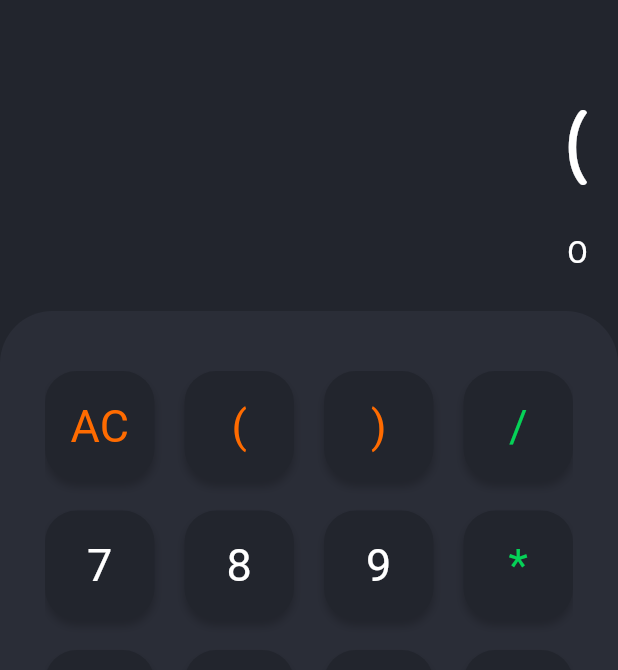
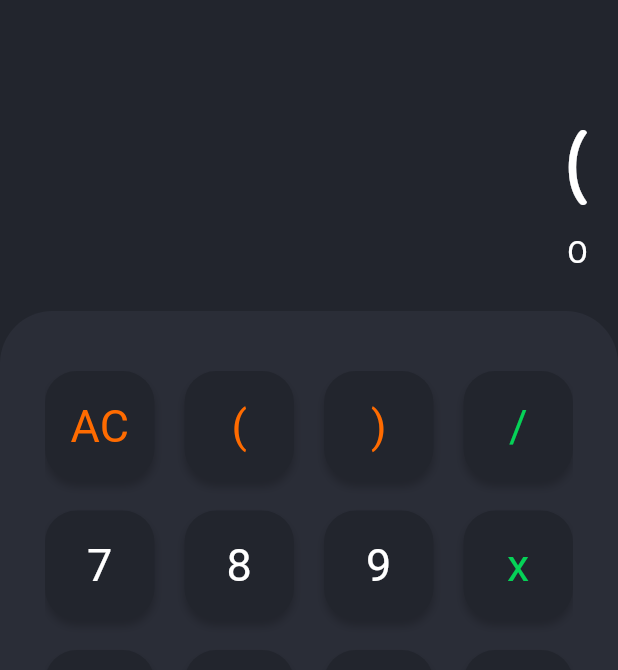
Before and after one commit to GoldenOkey-Nwala/flutter-calculator-old-code, a Flutter app: the screen it shows after launch, after a tap on an icon or button, on a phone screen of 412 x 824 dp. Shown: the part 157-827 px from the top of the screen. Run offline on Flutter 3.47's test engine with Material 2 defaults, Android fonts, the phone set to English and light mode, and no system bars; our stand-ins replace math_expressions.

Commit message:
Refactor code

```diff
--- a/lib/calculator_screen.dart
+++ b/lib/calculator_screen.dart
@@ -1,18 +1,18 @@
-import 'package:calculator/components/function.dart';
-import 'package:calculator/components/mediaquery.dart';
 import 'package:flutter/material.dart';
 
 import 'components/button_list.dart';
 import 'components/colors.dart';
+import 'components/function.dart';
+import 'components/mediaquery.dart';
 
 class CalculatorScreen extends StatefulWidget {
   const CalculatorScreen({super.key});
 
   @override
-  State<CalculatorScreen> createState() => _CalculatorScreenState();
+  State<CalculatorScreen> createState() => _NewScreenState();
 }
 
-class _CalculatorScreenState extends State<CalculatorScreen> {
+class _NewScreenState extends State<CalculatorScreen> {
   String userInput = "0", result = "0";
   double inputSize = 64, resultSize = 24;
   bool darkMode = true;
@@ -21,72 +21,84 @@ class _CalculatorScreenState extends State<CalculatorScreen> {
   Widget build(BuildContext context) {
     return Scaffold(
       backgroundColor: darkMode ? dark : white,
-      extendBodyBehindAppBar: true,
       appBar: AppBar(
-        backgroundColor: Colors.transparent, // darkMode ? dark : light,
         elevation: 0,
         centerTitle: true,
-        title: InkWell(
+        backgroundColor: darkMode ? dark : white,
+        title: Container(
+          padding: const EdgeInsets.all(10),
+          decoration: BoxDecoration(
+            color: darkMode ? lightDark : grey,
+            borderRadius: BorderRadius.circular(15),
+          ),
+          child: Row(
+            mainAxisAlignment: MainAxisAlignment.center,
+            mainAxisSize: MainAxisSize.min,
+            children: [
+              InkWell(
                 onTap: () {
                   setState(() {
-              darkMode = !darkMode;
+                    darkMode = false;
                   });
                 },
-          child: Container(
-            margin: const EdgeInsets.only(top: 20, left: 20),
-            // alignment: Alignment.center,
-            decoration: BoxDecoration(
-              borderRadius: BorderRadius.circular(10),
-              color: darkMode ? lightDark : grey,
-            ),
-            child: Row(
-              children: [
-                Icon(
-                  darkMode
-                      ? Icons.dark_mode_outlined
-                      : Icons.light_mode_rounded,
+                child: Icon(
+                  Icons.light_mode_rounded,
                   color: darkMode ? white : dark,
                 ),
+              ),
               widthSpace(20),
-                Icon(
-                  darkMode
-                      ? Icons.dark_mode_outlined
-                      : Icons.light_mode_rounded,
+              InkWell(
+                onTap: () {
+                  setState(() {
+                    darkMode = true;
+                  });
+                },
+                child: Icon(
+                  Icons.dark_mode_outlined,
                   color: darkMode ? white : dark,
+                ),
               ),
             ],
           ),
         ),
       ),
-      ),
       body: Column(
         children: [
-          SizedBox(
-            height: context.heightPercent(0.4),
-            child: SingleChildScrollView(
-              padding: const EdgeInsets.only(
-                top: 50,
-                left: 25,
-                right: 25,
-              ),
+          Expanded(
+            child: Padding(
+              padding: const EdgeInsets.all(20.0),
               child: Column(
                 mainAxisAlignment: MainAxisAlignment.end,
                 children: [
-                  Container(
+                  Expanded(
+                    flex: 2,
+                    child: Align(
                       alignment: Alignment.bottomRight,
+                      child: SingleChildScrollView(
+                        child: Container(
+                          alignment: Alignment.centerRight,
                           child: Text(
                             userInput,
                             style: TextStyle(
                               fontSize: inputSize,
-                        color: darkMode ? white : dark,
+                              //TODO Change the colors of the operations
+                              color: getUserInputColor(
+                                userInput,
+                                darkMode,
+                              ),
                               fontFamily: 'Baloo2',
                               letterSpacing: 0.01,
+                              height: 1,
                             ),
                           ),
                         ),
-                  heightSpace(20),
-                  Container(
-                    alignment: Alignment.bottomRight,
+                      ),
+                    ),
+                  ),
+                  Align(
+                    alignment: Alignment.centerRight,
+                    child: SingleChildScrollView(
+                      scrollDirection: Axis.horizontal,
                       child: Text(
                         result,
                         style: TextStyle(
@@ -94,6 +106,8 @@ class _CalculatorScreenState extends State<CalculatorScreen> {
                           color: darkMode ? white : dark,
                           fontFamily: 'Baloo2',
                           letterSpacing: 0.01,
+                          height: 102.53 / 64,
+                        ),
                       ),
                     ),
                   ),
@@ -102,8 +116,12 @@ class _CalculatorScreenState extends State<CalculatorScreen> {
             ),
           ),
           Expanded(
+            flex: 2,
             child: Container(
-              padding: const EdgeInsets.all(30),
+              padding: const EdgeInsets.symmetric(
+                vertical: 40,
+                horizontal: 30,
+              ),
               decoration: BoxDecoration(
                 color: darkMode ? lightDark : grey,
                 borderRadius: const BorderRadius.only(
@@ -112,15 +130,17 @@ class _CalculatorScreenState extends State<CalculatorScreen> {
                 ),
               ),
               child: GridView.builder(
+                physics: const NeverScrollableScrollPhysics(),
                 itemCount: buttonList.length,
                 gridDelegate: const SliverGridDelegateWithFixedCrossAxisCount(
                   crossAxisCount: 4,
-                    crossAxisSpacing: 12,
-                    mainAxisSpacing: 12,
+                  crossAxisSpacing: 20,
+                  mainAxisSpacing: 20,
                 ),
                 itemBuilder: (BuildContext context, int index) {
                   return customButton(buttonList[index]);
-                  }),
+                },
+              ),
             ),
           ),
         ],
@@ -130,12 +150,14 @@ class _CalculatorScreenState extends State<CalculatorScreen> {
 
   Widget customButton(text) {
     return InkWell(
-      onTap: () => setState(() {
+      onTap: () {
+        setState(() {
           handleButtons(text);
-      }),
-      child: Ink(
+        });
+      },
+      child: Container(
         decoration: BoxDecoration(
-            color: darkMode ? dark : null,
+          color: darkMode ? dark : white,
           borderRadius: BorderRadius.circular(21),
           boxShadow: [
             BoxShadow(
@@ -144,14 +166,14 @@ class _CalculatorScreenState extends State<CalculatorScreen> {
               blurRadius: 4,
               offset: const Offset(0, 4),
             ),
-            ]),
+          ],
+        ),
         child: Center(
           child: Text(
             text,
             style: TextStyle(
               color: getColor(text, darkMode),
               fontSize: 30,
-              // fontWeight: FontWeight.bold,
               fontFamily: 'Roboto',
             ),
           ),
@@ -160,8 +182,9 @@ class _CalculatorScreenState extends State<CalculatorScreen> {
     );
   }
 
-  handleButtons(String text) {
+  handleButtons(text) {
     if (text == "AC") {
+      // Clears all the input on the screen
       userInput = "0";
       result = "0";
       inputSize = 64;
@@ -172,9 +195,7 @@ class _CalculatorScreenState extends State<CalculatorScreen> {
       result = "0";
       inputSize = 64;
       resultSize = 24;
-      if (userInput == ".0") {
-        userInput = userInput.replaceAll(".0", "0");
-      }
+
       if (userInput.isNotEmpty) {
         userInput = userInput.substring(0, userInput.length - 1);
 
@@ -187,16 +208,20 @@ class _CalculatorScreenState extends State<CalculatorScreen> {
       }
     }
     if (text == "=") {
+      // Changes the reactions to math operation
+      userInput = userInput.replaceAll('x', '*');
+
+      // Does the math operation
       result = calculate(userInput);
       inputSize = 24;
       resultSize = 64;
 
-      if (userInput.endsWith(".0")) {
-        result = userInput.replaceAll(".0", "");
-        if (result == "") {
-          result = "0";
-        }
-        return;
+      // Changes the math operations back to good UI
+      userInput = userInput.replaceAll('*', 'x');
+
+      // Removes all the ".0" from the result.
+      if (result.toString().endsWith(".0")) {
+        result = int.parse(result.toString().replaceAll(".0", "")).toString();
       }
     } else {
       if (userInput == "0") {
--- a/lib/components/button_list.dart
+++ b/lib/components/button_list.dart
@@ -6,7 +6,7 @@ final List<String> buttonList = [
   "7",
   "8",
   "9",
-  "*",
+  "x",
   "4",
   "5",
   "6",
--- a/lib/components/function.dart
+++ b/lib/components/function.dart
@@ -16,7 +16,7 @@ getColor(String text, bool darkMode) {
   if (text == "AC" || text == "(" || text == ")") {
     return darkMode ? orange : green;
   }
-  if (text == "/" || text == "*" || text == "-" || text == "+" || text == "=") {
+  if (text == "/" || text == "x" || text == "-" || text == "+" || text == "=") {
     return darkMode ? green : orange;
   }
   return darkMode ? white : dark;
@@ -24,7 +24,7 @@ getColor(String text, bool darkMode) {
 
 getUserInputColor(String userInput, bool darkMode) {
   if (userInput.contains("/") ||
-      userInput.contains("*") ||
+      userInput.contains("x") ||
       userInput.contains("-") ||
       userInput.contains("+")) {
     return darkMode ? green : orange;
--- a/lib/main.dart
+++ b/lib/main.dart
@@ -1,6 +1,5 @@
-import 'package:calculator/new_screen.dart';
+import 'package:calculator/calculator_screen.dart';
 import 'package:flutter/material.dart';
-
 
 void main() {
   runApp(const MyApp());
@@ -16,7 +15,7 @@ class MyApp extends StatelessWidget {
       theme: ThemeData(
         primarySwatch: Colors.blue,
       ),
-      home: const NewScreen(),
+      home: const CalculatorScreen(),
     );
   }
 }
--- a/lib/new_screen.dart
+++ /dev/null
@@ -1,227 +0,0 @@
-import 'package:flutter/material.dart';
-
-import 'components/button_list.dart';
-import 'components/colors.dart';
-import 'components/function.dart';
-import 'components/mediaquery.dart';
-
-class NewScreen extends StatefulWidget {
-  const NewScreen({super.key});
-
-  @override
-  State<NewScreen> createState() => _NewScreenState();
-}
-
-class _NewScreenState extends State<NewScreen> {
-  String userInput = "0", result = "0";
-  double inputSize = 64, resultSize = 24;
-  bool darkMode = true;
-
-  @override
-  Widget build(BuildContext context) {
-    return Scaffold(
-      backgroundColor: darkMode ? dark : white,
-      appBar: AppBar(
-        elevation: 0,
-        centerTitle: true,
-        backgroundColor: darkMode ? dark : white,
-        title: Container(
-          padding: const EdgeInsets.all(10),
-          decoration: BoxDecoration(
-            color: darkMode ? lightDark : grey,
-            borderRadius: BorderRadius.circular(15),
-          ),
-          child: Row(
-            mainAxisAlignment: MainAxisAlignment.center,
-            mainAxisSize: MainAxisSize.min,
-            children: [
-              InkWell(
-                onTap: () {
-                  setState(() {
-                    darkMode = false;
-                  });
-                },
-                child: Icon(
-                  Icons.light_mode_rounded,
-                  color: darkMode ? white : dark,
-                ),
-              ),
-              widthSpace(20),
-              InkWell(
-                onTap: () {
-                  setState(() {
-                    darkMode = true;
-                  });
-                },
-                child: Icon(
-                  Icons.dark_mode_outlined,
-                  color: darkMode ? white : dark,
-                ),
-              ),
-            ],
-          ),
-        ),
-      ),
-      body: Column(
-        children: [
-          Expanded(
-            child: Padding(
-              padding: const EdgeInsets.all(20.0),
-              child: Column(
-                mainAxisAlignment: MainAxisAlignment.end,
-                children: [
-                  Container(
-                    alignment: Alignment.centerRight,
-                    child: Text(
-                      userInput,
-                      style: TextStyle(
-                        fontSize: inputSize,
-                        //TODO Change the colors of the operations
-                        color: getUserInputColor(
-                          userInput,
-                          darkMode,
-                        ),
-                        fontFamily: 'Baloo2',
-                        letterSpacing: 0.01,
-                        // height: 38.45 / inputSize,
-                      ),
-                    ),
-                  ),
-                  Container(
-                    alignment: Alignment.centerRight,
-                    child: Text(
-                      result,
-                      style: TextStyle(
-                        fontSize: resultSize,
-                        color: darkMode ? white : dark,
-                        fontFamily: 'Baloo2',
-                        letterSpacing: 0.01,
-                        height: 102.53 / 64,
-                      ),
-                    ),
-                  ),
-                ],
-              ),
-            ),
-          ),
-          Expanded(
-            flex: 2,
-            child: Container(
-              padding: const EdgeInsets.symmetric(
-                vertical: 40,
-                horizontal: 30,
-              ),
-              decoration: BoxDecoration(
-                color: darkMode ? lightDark : grey,
-                borderRadius: const BorderRadius.only(
-                  topRight: Radius.circular(35),
-                  topLeft: Radius.circular(35),
-                ),
-              ),
-              child: GridView.builder(
-                physics: const NeverScrollableScrollPhysics(),
-                itemCount: buttonList.length,
-                gridDelegate: const SliverGridDelegateWithFixedCrossAxisCount(
-                  crossAxisCount: 4,
-                  crossAxisSpacing: 20,
-                  mainAxisSpacing: 20,
-                ),
-                itemBuilder: (BuildContext context, int index) {
-                  return customButton(buttonList[index]);
-                },
-              ),
-            ),
-          ),
-        ],
-      ),
-    );
-  }
-
-  Widget customButton(text) {
-    return InkWell(
-      onTap: () {
-        setState(() {
-          handleButtons(text);
-        });
-      },
-      child: Container(
-        decoration: BoxDecoration(
-          color: darkMode ? dark : white,
-          borderRadius: BorderRadius.circular(21),
-          boxShadow: [
-            BoxShadow(
-              color: const Color(0xFF000000).withOpacity(0.2),
-              spreadRadius: 0,
-              blurRadius: 4,
-              offset: const Offset(0, 4),
-            ),
-          ],
-        ),
-        child: Center(
-          child: Text(
-            text,
-            style: TextStyle(
-              color: getColor(text, darkMode),
-              fontSize: 30,
-              fontFamily: 'Roboto',
-            ),
-          ),
-        ),
-      ),
-    );
-  }
-
-  handleButtons(text) {
-    if (text == "AC") {
-      userInput = "0";
-      result = "0";
-      inputSize = 64;
-      resultSize = 24;
-      return;
-    }
-    if (text == "C") {
-      result = "0";
-      inputSize = 64;
-      resultSize = 24;
-      if (userInput == ".0") {
-        userInput = userInput.replaceAll(".0", "0");
-      }
-      if (userInput.isNotEmpty) {
-        userInput = userInput.substring(0, userInput.length - 1);
-
-        if (userInput == "") {
-          userInput = "0";
-        }
-        return;
-      } else {
-        return null;
-      }
-    }
-    if (text == "=") {
-      result = calculate(userInput);
-      inputSize = 24;
-      resultSize = 64;
-
-      //TODO Remove all the ".0" from the result.
-
-      // if (result.endsWith(".0")) {
-      //   result = result.replaceAll(".0", "");
-      // }
-
-      if (userInput.endsWith(".0")) {
-        result = userInput.replaceAll(".0", "");
-        if (result == "") {
-          result = "0";
-        }
-        return;
-      }
-    } else {
-      if (userInput == "0") {
-        userInput = "";
-      }
-      userInput = userInput + text;
-      inputSize = 64;
-      resultSize = 24;
-    }
-  }
-}
```
Lines whose indentation alone changed are shown as unchanged.
